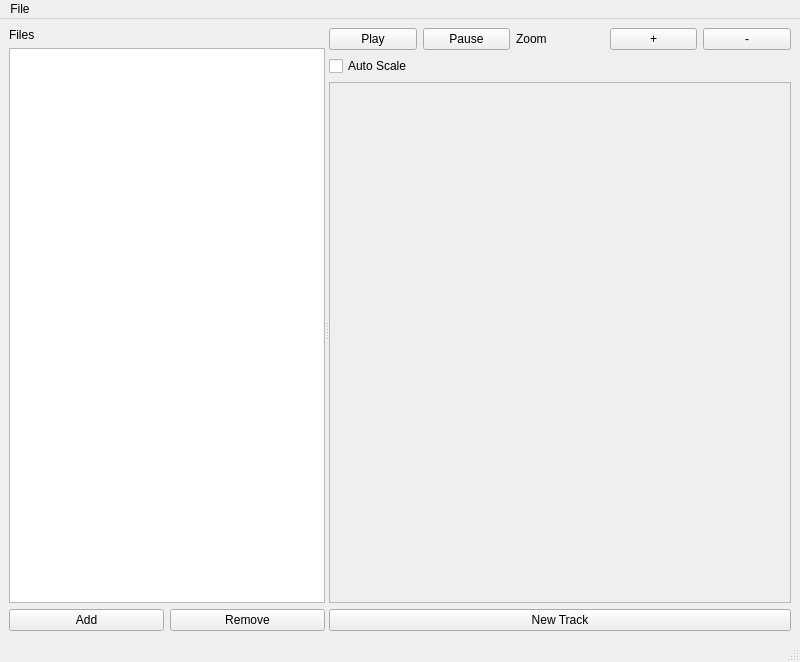
First picture: the form in src/views/SPELLMainWindow.ui, repository apersaud2018/SPELL, before the edit.
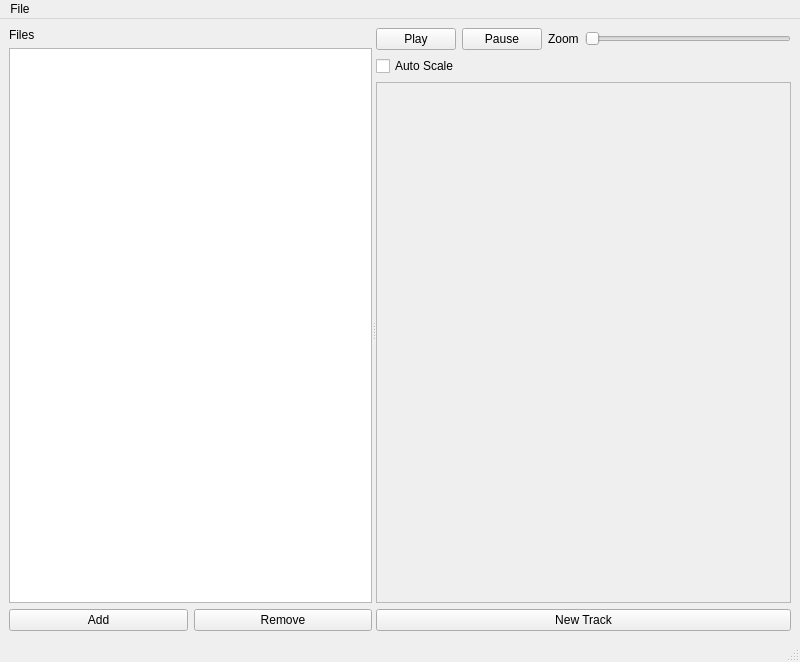
Second picture: the form after the edit.

Commit message: added zoom slider

```diff
--- a/src/views/SPELLMainWindow.ui
+++ b/src/views/SPELLMainWindow.ui
@@ -88,16 +88,9 @@
            </widget>
           </item>
           <item>
-           <widget class="QPushButton" name="zoomInButton">
-            <property name="text">
-             <string>+</string>
-            </property>
-           </widget>
-          </item>
-          <item>
-           <widget class="QPushButton" name="zoomOutButton">
-            <property name="text">
-             <string>-</string>
+           <widget class="QSlider" name="zoomSlider">
+            <property name="orientation">
+             <enum>Qt::Horizontal</enum>
             </property>
            </widget>
           </item>
```
The commit also changes 4 other files.
